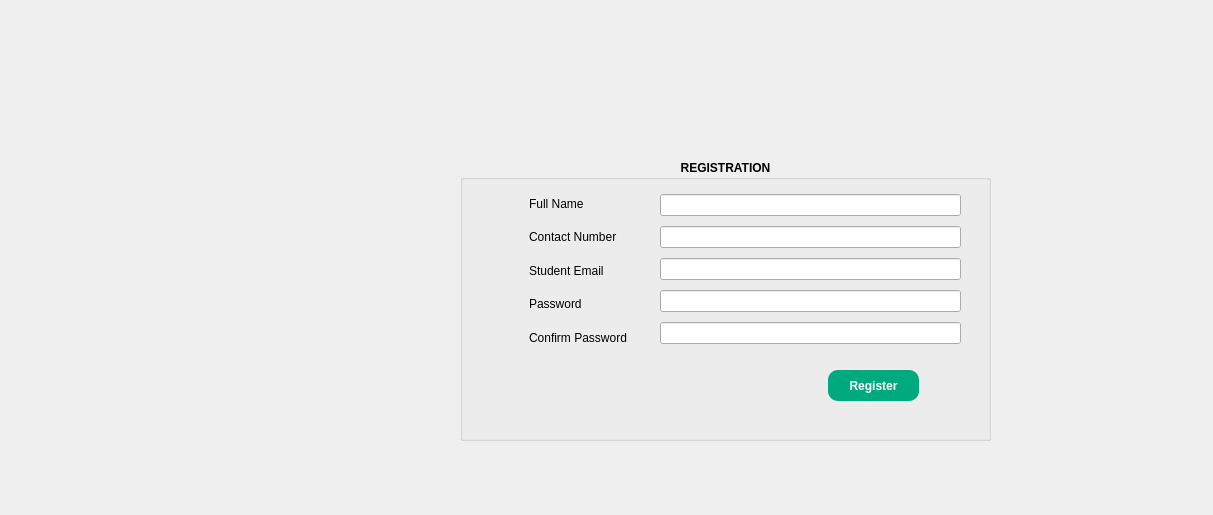
The window that registration.ui (pantshaswat/RMS) describes before a commit, drawn with Qt 5.
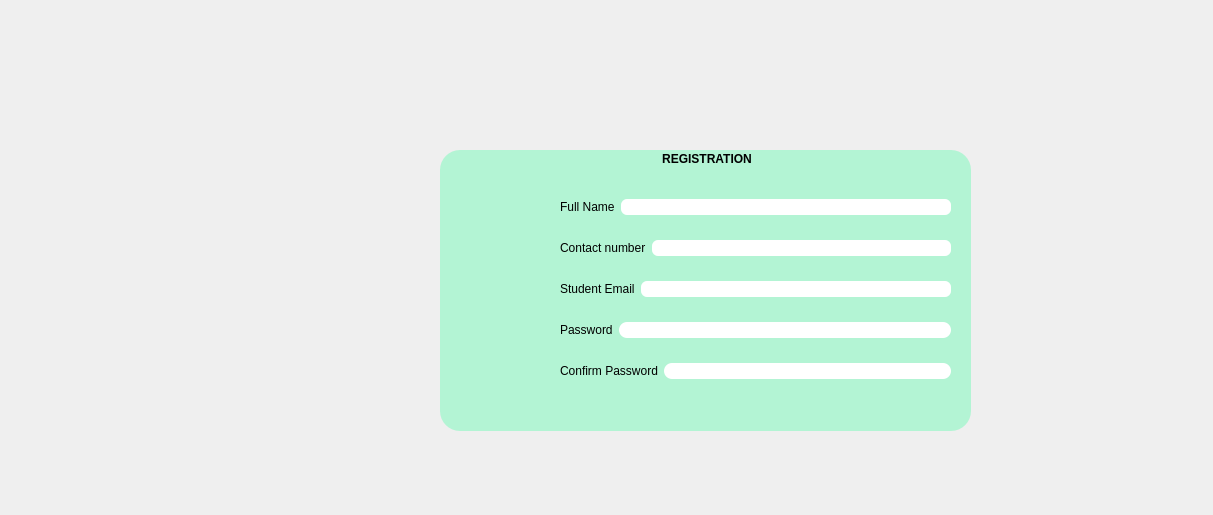
The same window after the commit. Icons and pictures are not drawn.

The edit to the form file:
```diff
--- a/registration.ui
+++ b/registration.ui
@@ -13,6 +13,11 @@
   <property name="windowTitle">
    <string>Dialog</string>
   </property>
+  <property name="styleSheet">
+   <string notr="true">.QLineEdit{
+	border-radius:6px;
+}</string>
+  </property>
   <widget class="QLabel" name="label_3">
    <property name="geometry">
     <rect>
@@ -32,8 +37,8 @@
    </property>
    <property name="geometry">
     <rect>
-     <x>460</x>
-     <y>160</y>
+     <x>440</x>
+     <y>150</y>
      <width>531</width>
      <height>281</height>
     </rect>
@@ -46,6 +51,15 @@
    <property name="autoFillBackground">
     <bool>false</bool>
    </property>
+   <property name="styleSheet">
+    <string notr="true">*{background: #B3F4D4;
+box-shadow: 0px 8px 15px rgba(0, 0, 0, 0.6);
+border-radius: 20px;
+}
+.QLineEdit{
+	border-radius:8px;
+}</string>
+   </property>
    <property name="title">
     <string>REGISTRATION</string>
    </property>
@@ -58,8 +72,8 @@
    <widget class="QPushButton" name="pushButton_3">
     <property name="geometry">
      <rect>
-      <x>368</x>
-      <y>210</y>
+      <x>240</x>
+      <y>220</y>
       <width>91</width>
       <height>31</height>
      </rect>
@@ -80,16 +94,18 @@
      <string>Register</string>
     </property>
    </widget>
-   <widget class="QWidget" name="layoutWidget">
+   <widget class="QWidget" name="">
     <property name="geometry">
      <rect>
-      <x>69</x>
+      <x>120</x>
       <y>30</y>
-      <width>131</width>
-      <height>161</height>
+      <width>391</width>
+      <height>221</height>
      </rect>
     </property>
-    <layout class="QVBoxLayout" name="verticalLayout_5">
+    <layout class="QVBoxLayout" name="verticalLayout">
+     <item>
+      <layout class="QHBoxLayout" name="horizontalLayout">
      <item>
       <widget class="QLabel" name="label_8">
        <property name="font">
@@ -103,19 +119,56 @@
       </widget>
      </item>
      <item>
-      <widget class="QLabel" name="label_9">
+        <widget class="QLineEdit" name="lineEdit_6">
+         <property name="enabled">
+          <bool>true</bool>
+         </property>
+         <property name="font">
+          <font>
+           <bold>false</bold>
+          </font>
+         </property>
+         <property name="styleSheet">
+          <string notr="true">background: #FFFFFF;
+border-radius: 6px;</string>
+         </property>
+        </widget>
+       </item>
+      </layout>
+     </item>
+     <item>
+      <layout class="QHBoxLayout" name="horizontalLayout_2">
+       <item>
+        <widget class="QLabel" name="label_13">
        <property name="font">
         <font>
          <bold>false</bold>
         </font>
        </property>
        <property name="text">
-        <string>Contact Number</string>
+          <string>Contact number</string>
        </property>
       </widget>
      </item>
      <item>
-      <widget class="QLabel" name="label_10">
+        <widget class="QLineEdit" name="lineEdit_7">
+         <property name="font">
+          <font>
+           <bold>false</bold>
+          </font>
+         </property>
+         <property name="styleSheet">
+          <string notr="true">background: #FFFFFF;
+border-radius: 6px;</string>
+         </property>
+        </widget>
+       </item>
+      </layout>
+     </item>
+     <item>
+      <layout class="QHBoxLayout" name="horizontalLayout_3">
+       <item>
+        <widget class="QLabel" name="label_14">
        <property name="font">
         <font>
          <bold>false</bold>
@@ -127,7 +180,24 @@
       </widget>
      </item>
      <item>
-      <widget class="QLabel" name="label_11">
+        <widget class="QLineEdit" name="lineEdit_8">
+         <property name="font">
+          <font>
+           <bold>false</bold>
+          </font>
+         </property>
+         <property name="styleSheet">
+          <string notr="true">background: #FFFFFF;
+border-radius: 6px;</string>
+         </property>
+        </widget>
+       </item>
+      </layout>
+     </item>
+     <item>
+      <layout class="QHBoxLayout" name="horizontalLayout_4">
+       <item>
+        <widget class="QLabel" name="label_15">
        <property name="font">
         <font>
          <bold>false</bold>
@@ -139,7 +209,24 @@
       </widget>
      </item>
      <item>
-      <widget class="QLabel" name="label_12">
+        <widget class="QLineEdit" name="lineEdit_9">
+         <property name="font">
+          <font>
+           <bold>false</bold>
+          </font>
+         </property>
+         <property name="styleSheet">
+          <string notr="true">background: #FFFFFF;
+border-radius: 8px;</string>
+         </property>
+        </widget>
+       </item>
+      </layout>
+     </item>
+     <item>
+      <layout class="QHBoxLayout" name="horizontalLayout_5">
+       <item>
+        <widget class="QLabel" name="label_16">
        <property name="font">
         <font>
          <bold>false</bold>
@@ -150,68 +237,20 @@
        </property>
       </widget>
      </item>
-    </layout>
-   </widget>
-   <widget class="QWidget" name="layoutWidget_2">
-    <property name="geometry">
-     <rect>
-      <x>200</x>
-      <y>30</y>
-      <width>301</width>
-      <height>160</height>
-     </rect>
-    </property>
-    <layout class="QVBoxLayout" name="verticalLayout_6">
-     <item>
-      <widget class="QLineEdit" name="lineEdit">
-       <property name="font">
-        <font>
-         <bold>false</bold>
-        </font>
-       </property>
-      </widget>
-     </item>
-     <item>
-      <widget class="QLineEdit" name="lineEdit_2">
-       <property name="font">
-        <font>
-         <bold>false</bold>
-        </font>
-       </property>
-      </widget>
-     </item>
-     <item>
-      <widget class="QLineEdit" name="lineEdit_3">
-       <property name="font">
-        <font>
-         <bold>false</bold>
-        </font>
-       </property>
-      </widget>
-     </item>
-     <item>
-      <widget class="QLineEdit" name="lineEdit_4">
-       <property name="font">
-        <font>
-         <bold>false</bold>
-        </font>
-       </property>
-       <property name="echoMode">
-        <enum>QLineEdit::Password</enum>
-       </property>
-      </widget>
-     </item>
-     <item>
-      <widget class="QLineEdit" name="lineEdit_5">
-       <property name="font">
-        <font>
-         <bold>false</bold>
-        </font>
-       </property>
-       <property name="echoMode">
-        <enum>QLineEdit::Password</enum>
-       </property>
-      </widget>
+       <item>
+        <widget class="QLineEdit" name="lineEdit_10">
+         <property name="font">
+          <font>
+           <bold>false</bold>
+          </font>
+         </property>
+         <property name="styleSheet">
+          <string notr="true">background: #FFFFFF;
+border-radius: 8px;</string>
+         </property>
+        </widget>
+       </item>
+      </layout>
      </item>
     </layout>
    </widget>
```
Lines whose indentation alone changed are shown as unchanged.
